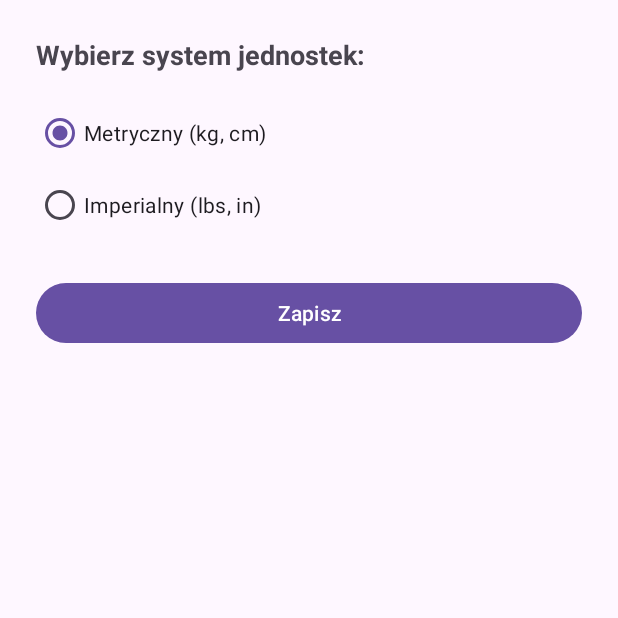
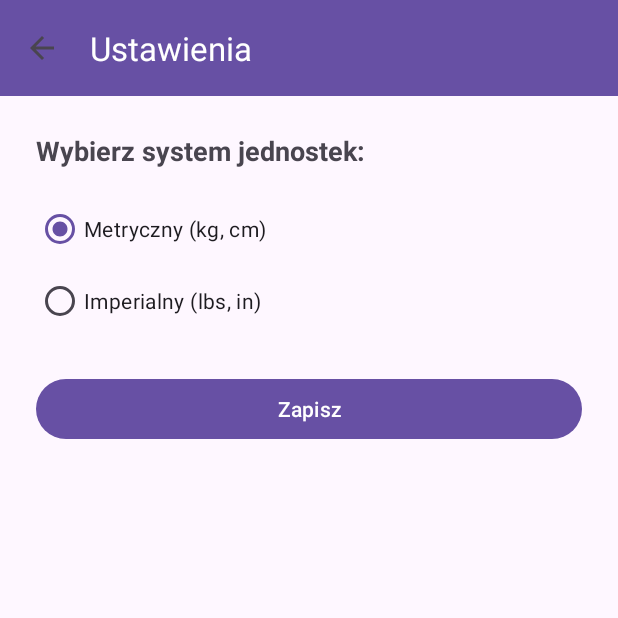
Before and after one commit to niko429/M03toolBar, an Android app: the screen it shows after launch (SettingsActivity), after a tap on "Ustawienia", on a phone screen of 412 x 824 dp, the top half of it. Run offline under Robolectric (Android 15) with nearby library versions, the phone set to English and light mode, and no system bars.

Commit message:
Exp. 4 done

```diff
--- a/M03zadania/app/src/main/java/com/napertyhryhorenko/m03/MainActivity.java
+++ b/M03zadania/app/src/main/java/com/napertyhryhorenko/m03/MainActivity.java
@@ -2,6 +2,8 @@ package com.napertyhryhorenko.m03;
 
 import android.content.Intent;
 import android.os.Bundle;
+import android.view.Menu;
+import android.view.MenuItem;
 import android.view.View;
 import android.widget.Button;
 import android.widget.EditText;
@@ -10,7 +12,9 @@ import android.widget.Toast;
 
 import androidx.activity.result.ActivityResultLauncher;
 import androidx.activity.result.contract.ActivityResultContracts;
+import androidx.annotation.NonNull;
 import androidx.appcompat.app.AppCompatActivity;
+import androidx.appcompat.widget.Toolbar;
 
 import java.util.Locale;
 
@@ -52,25 +56,17 @@ public class MainActivity extends AppCompatActivity {
         super.onCreate(savedInstanceState);
         setContentView(R.layout.activity_main);
 
+        Toolbar toolbar = findViewById(R.id.toolbar);
+        setSupportActionBar(toolbar);
+        if (getSupportActionBar() != null) {
+            getSupportActionBar().setTitle("Kalkulator BMI");
+        }
+
         etWeight = findViewById(R.id.etWeight);
         etHeight = findViewById(R.id.etHeight);
         tvResult = findViewById(R.id.tvResult);
         btnDetails = findViewById(R.id.btnDetails);
-
         Button btnCalculate = findViewById(R.id.btnCalculate);
-        Button btnInfo = findViewById(R.id.btnInfo);
-        Button btnSettings = findViewById(R.id.btnSettings);
-
-        btnInfo.setOnClickListener(v -> {
-            Intent intent = new Intent(MainActivity.this, InfoActivity.class);
-            startActivity(intent);
-        });
-
-        btnSettings.setOnClickListener(v -> {
-            Intent intent = new Intent(MainActivity.this, SettingsActivity.class);
-            intent.putExtra(SettingsActivity.EXTRA_UNIT_SYSTEM, currentUnit);
-            settingsLauncher.launch(intent);
-        });
 
         btnCalculate.setOnClickListener(v -> calculateBmi());
 
@@ -82,6 +78,28 @@ public class MainActivity extends AppCompatActivity {
             intent.putExtra(DetailsActivity.EXTRA_HEIGHT, lastHeight);
             startActivity(intent);
         });
+    }
+
+    @Override
+    public boolean onCreateOptionsMenu(Menu menu) {
+        getMenuInflater().inflate(R.menu.menu_main, menu);
+        return true;
+    }
+
+    @Override
+    public boolean onOptionsItemSelected(@NonNull MenuItem item) {
+        int id = item.getItemId();
+        if (id == R.id.action_settings) {
+            Intent intent = new Intent(MainActivity.this, SettingsActivity.class);
+            intent.putExtra(SettingsActivity.EXTRA_UNIT_SYSTEM, currentUnit);
+            settingsLauncher.launch(intent);
+            return true;
+        } else if (id == R.id.action_info) {
+            Intent intent = new Intent(MainActivity.this, InfoActivity.class);
+            startActivity(intent);
+            return true;
+        }
+        return super.onOptionsItemSelected(item);
     }
 
     private void calculateBmi() {
--- a/M03zadania/app/src/main/java/com/napertyhryhorenko/m03/SettingsActivity.java
+++ b/M03zadania/app/src/main/java/com/napertyhryhorenko/m03/SettingsActivity.java
@@ -5,6 +5,7 @@ import android.os.Bundle;
 import android.widget.Button;
 import android.widget.RadioGroup;
 import androidx.appcompat.app.AppCompatActivity;
+import androidx.appcompat.widget.Toolbar;
 
 public class SettingsActivity extends AppCompatActivity {
 
@@ -16,6 +17,13 @@ public class SettingsActivity extends AppCompatActivity {
     protected void onCreate(Bundle savedInstanceState) {
         super.onCreate(savedInstanceState);
         setContentView(R.layout.activity_settings);
+
+        Toolbar toolbar = findViewById(R.id.toolbar);
+        setSupportActionBar(toolbar);
+        if (getSupportActionBar() != null) {
+            getSupportActionBar().setTitle("Ustawienia");
+            getSupportActionBar().setDisplayHomeAsUpEnabled(true);
+        }
 
         RadioGroup radioGroup = findViewById(R.id.radioGroupUnits);
         Button btnSave = findViewById(R.id.btnSave);
--- a/M03zadania/app/src/main/res/layout/activity_settings.xml
+++ b/M03zadania/app/src/main/res/layout/activity_settings.xml
@@ -1,5 +1,18 @@
 <?xml version="1.0" encoding="utf-8"?>
 <LinearLayout xmlns:android="http://schemas.android.com/apk/res/android"
+    xmlns:app="http://schemas.android.com/apk/res-auto"
+    android:layout_width="match_parent"
+    android:layout_height="match_parent"
+    android:orientation="vertical">
+
+    <androidx.appcompat.widget.Toolbar
+        android:id="@+id/toolbar"
+        android:layout_width="match_parent"
+        android:layout_height="?attr/actionBarSize"
+        android:background="?attr/colorPrimary"
+        app:titleTextColor="@android:color/white" />
+
+    <LinearLayout
         android:layout_width="match_parent"
         android:layout_height="match_parent"
         android:orientation="vertical"
@@ -40,3 +53,5 @@
             android:text="Zapisz" />
 
     </LinearLayout>
+
+</LinearLayout>
--- a/M03zadania/app/src/main/res/menu/menu_main.xml
+++ b/M03zadania/app/src/main/res/menu/menu_main.xml
@@ -1,4 +1,17 @@
 <?xml version="1.0" encoding="utf-8"?>
-<menu xmlns:android="http://schemas.android.com/apk/res/android">
+<menu xmlns:android="http://schemas.android.com/apk/res/android"
+    xmlns:app="http://schemas.android.com/apk/res-auto">
+
+    <item
+        android:id="@+id/action_settings"
+        android:icon="@android:drawable/ic_menu_preferences"
+        android:title="Ustawienia"
+        app:showAsAction="ifRoom" />
+
+    <item
+        android:id="@+id/action_info"
+        android:icon="@android:drawable/ic_menu_info_details"
+        android:title="O aplikacji"
+        app:showAsAction="never" />
 
 </menu>
--- a/M03zadania/app/src/main/res/values/themes.xml
+++ b/M03zadania/app/src/main/res/values/themes.xml
@@ -1,9 +1,4 @@
 <resources xmlns:tools="http://schemas.android.com/tools">
-    <!-- Base application theme. -->
-    <style name="Base.Theme.M03" parent="Theme.Material3.DayNight.NoActionBar">
-        <!-- Customize your light theme here. -->
-        <!-- <item name="colorPrimary">@color/my_light_primary</item> -->
+    <style name="Theme.M03zadania" parent="Theme.Material3.DayNight.NoActionBar">
     </style>
-
-    <style name="Theme.M03" parent="Base.Theme.M03" />
 </resources>
```
Also changed, not shown: M03zadania/app/src/main/AndroidManifest.xml (+21 -16 lines), M03zadania/app/src/main/java/com/napertyhryhorenko/m03/DetailsActivity.java (+8 -0 lines), M03zadania/app/src/main/java/com/napertyhryhorenko/m03/InfoActivity.java (+7 -26 lines), M03zadania/app/src/main/res/layout/activity_details.xml (+15 -0 lines), M03zadania/app/src/main/res/layout/activity_info.xml (+22 -12 lines), M03zadania/app/src/main/res/layout/activity_main.xml (+15 -29 lines), 2 other files. Lines whose indentation alone changed are shown as unchanged.
